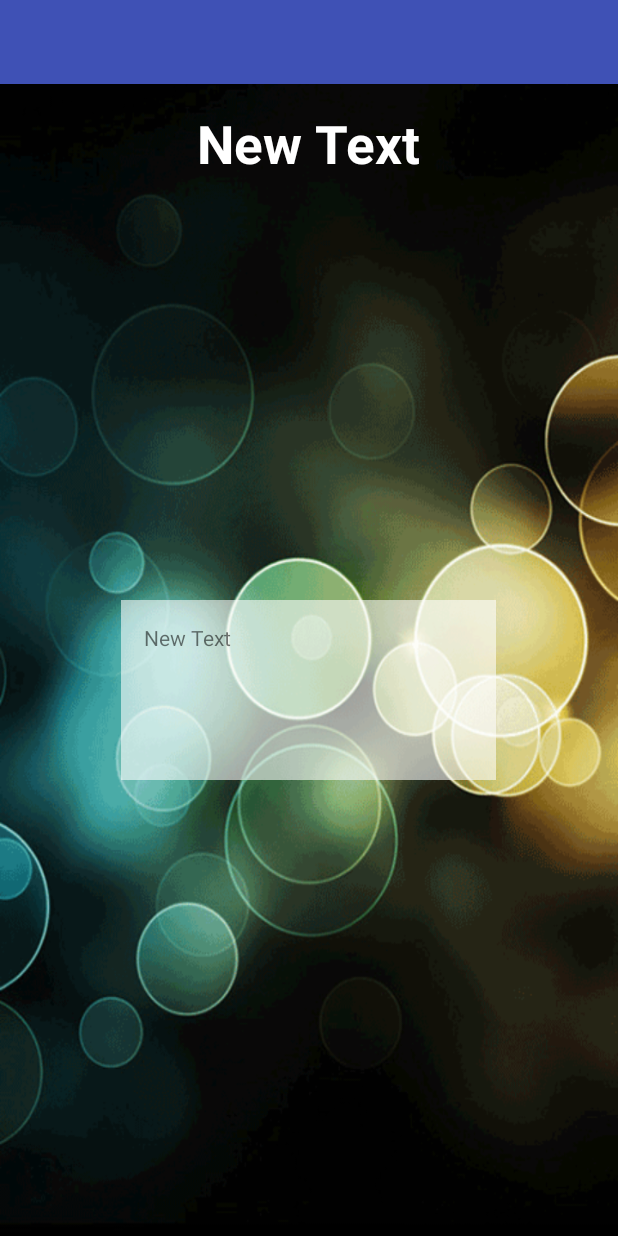
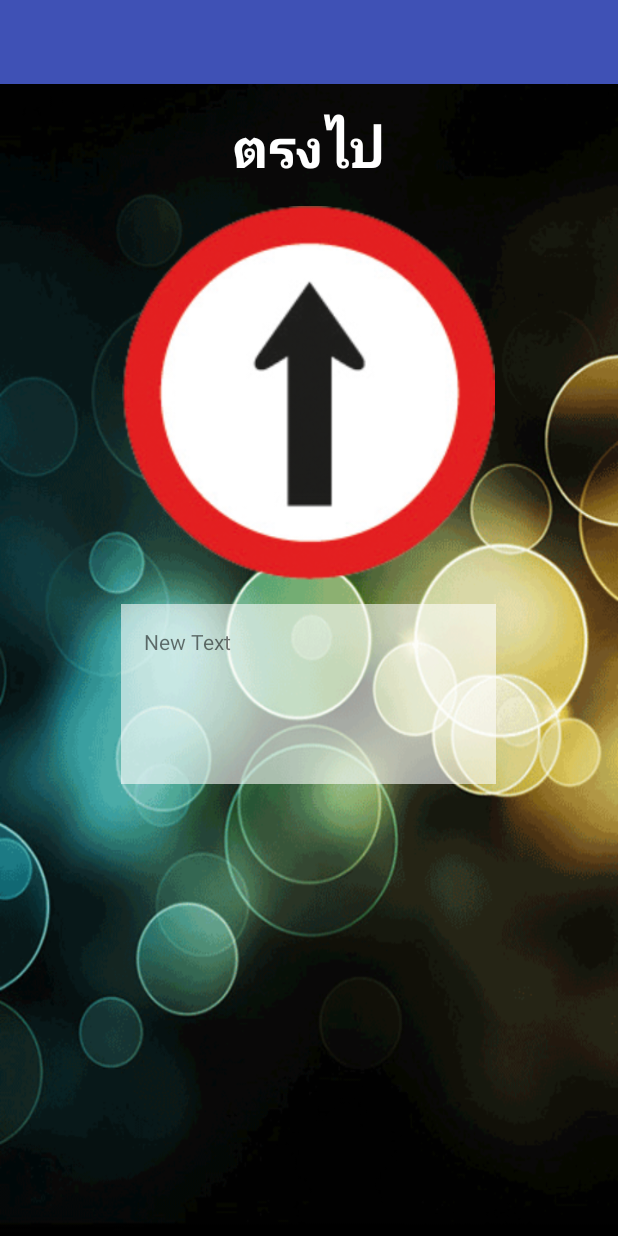
Before and after one commit to chanalaaa/test_androidapp1, an Android app: the screen it shows after launch (ShowDetailActivity), after a tap on "ตรงไป", on a phone screen of 412 x 824 dp. Run offline under Robolectric (Android 15) with nearby library versions, the phone set to English and light mode, and no system bars; 3 other taps on this screen came first.

Commit message:
Show Widget

```diff
--- a/app/src/main/java/com/example/chanalaaa/app01/ShowDetailActivity.java
+++ b/app/src/main/java/com/example/chanalaaa/app01/ShowDetailActivity.java
@@ -6,8 +6,14 @@ import android.support.design.widget.Snackbar;
 import android.support.v7.app.AppCompatActivity;
 import android.support.v7.widget.Toolbar;
 import android.view.View;
+import android.widget.ImageView;
+import android.widget.TextView;
 
 public class ShowDetailActivity extends AppCompatActivity {
+
+    //Explicit
+    private TextView showTitleTextView, showDetailTextView;
+    private ImageView showTrafficImageView;
 
     @Override
     protected void onCreate(Bundle savedInstanceState) {
@@ -26,6 +32,31 @@ public class ShowDetailActivity extends AppCompatActivity {
             }
         });
         */
+
+        bindWidget();
+
+        showWidget();
     }
 
+    private void bindWidget(){
+
+        showTitleTextView = (TextView) findViewById(R.id.txtTextTitle);
+        showDetailTextView = (TextView) findViewById(R.id.txtDetail);
+        showTrafficImageView = (ImageView) findViewById(R.id.imgTrafficDetail);
+    } //bindWidget
+
+    private void showWidget(){
+        //Receive from Intent
+        int  intClick = getIntent().getIntExtra("click",0);
+
+        //Show Title
+        MyData objMyData = new MyData();
+        String[] strTitle = objMyData.title();
+        showTitleTextView.setText(strTitle[intClick]);
+
+        //Show imgTraffic
+        int[] intDrawable = objMyData.icon();
+        showTrafficImageView.setImageResource(intDrawable[intClick]);
+
+    } //Show Widget
 }
```
